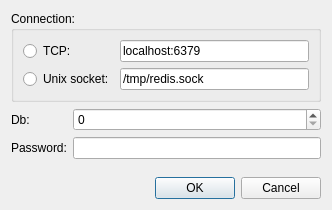
Before: the Qt Designer form qredis/ui/OpenRedisDialog.ui in tiagocoutinho/qredis, drawn with Qt 5.
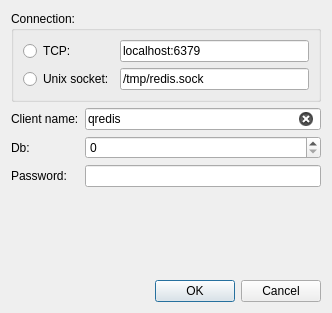
After: the same form once the commit is applied.

Commit message: Add client name in open dialog

Patch:
```diff
--- a/qredis/ui/OpenRedisDialog.ui
+++ b/qredis/ui/OpenRedisDialog.ui
@@ -7,16 +7,26 @@
     <x>0</x>
     <y>0</y>
     <width>332</width>
-    <height>210</height>
+    <height>313</height>
    </rect>
   </property>
   <property name="windowTitle">
    <string>Open Redis Connection</string>
   </property>
   <layout class="QGridLayout" name="gridLayout" columnstretch="0,1">
-   <item row="2" column="1">
+   <item row="3" column="1">
     <widget class="QSpinBox" name="db"/>
    </item>
+   <item row="6" column="0" colspan="2">
+    <widget class="QDialogButtonBox" name="buttonBox">
+     <property name="orientation">
+      <enum>Qt::Horizontal</enum>
+     </property>
+     <property name="standardButtons">
+      <set>QDialogButtonBox::Cancel|QDialogButtonBox::Ok</set>
+     </property>
+    </widget>
+   </item>
    <item row="1" column="0" colspan="2">
     <widget class="QGroupBox" name="groupBox">
      <property name="title">
@@ -55,37 +65,13 @@
     </widget>
    </item>
    <item row="3" column="0">
-    <widget class="QLabel" name="password_label">
-     <property name="text">
-      <string>Password:</string>
-     </property>
-    </widget>
-   </item>
-   <item row="2" column="0">
     <widget class="QLabel" name="db_label">
      <property name="text">
       <string>Db:</string>
      </property>
     </widget>
    </item>
-   <item row="3" column="1">
-    <widget class="QLineEdit" name="password">
-     <property name="echoMode">
-      <enum>QLineEdit::Password</enum>
-     </property>
-    </widget>
-   </item>
-   <item row="5" column="0" colspan="2">
-    <widget class="QDialogButtonBox" name="buttonBox">
-     <property name="orientation">
-      <enum>Qt::Horizontal</enum>
-     </property>
-     <property name="standardButtons">
-      <set>QDialogButtonBox::Cancel|QDialogButtonBox::Ok</set>
-     </property>
-    </widget>
-   </item>
-   <item row="4" column="0">
+   <item row="5" column="0">
     <spacer name="verticalSpacer">
      <property name="orientation">
       <enum>Qt::Vertical</enum>
@@ -98,6 +84,37 @@
      </property>
     </spacer>
    </item>
+   <item row="4" column="1">
+    <widget class="QLineEdit" name="password">
+     <property name="echoMode">
+      <enum>QLineEdit::Password</enum>
+     </property>
+    </widget>
+   </item>
+   <item row="4" column="0">
+    <widget class="QLabel" name="password_label">
+     <property name="text">
+      <string>Password:</string>
+     </property>
+    </widget>
+   </item>
+   <item row="2" column="0">
+    <widget class="QLabel" name="name_label">
+     <property name="text">
+      <string>Client name:</string>
+     </property>
+    </widget>
+   </item>
+   <item row="2" column="1">
+    <widget class="QLineEdit" name="name">
+     <property name="text">
+      <string>qredis</string>
+     </property>
+     <property name="clearButtonEnabled">
+      <bool>true</bool>
+     </property>
+    </widget>
+   </item>
   </layout>
  </widget>
  <resources/>
```
The commit also changes 1 other file.
